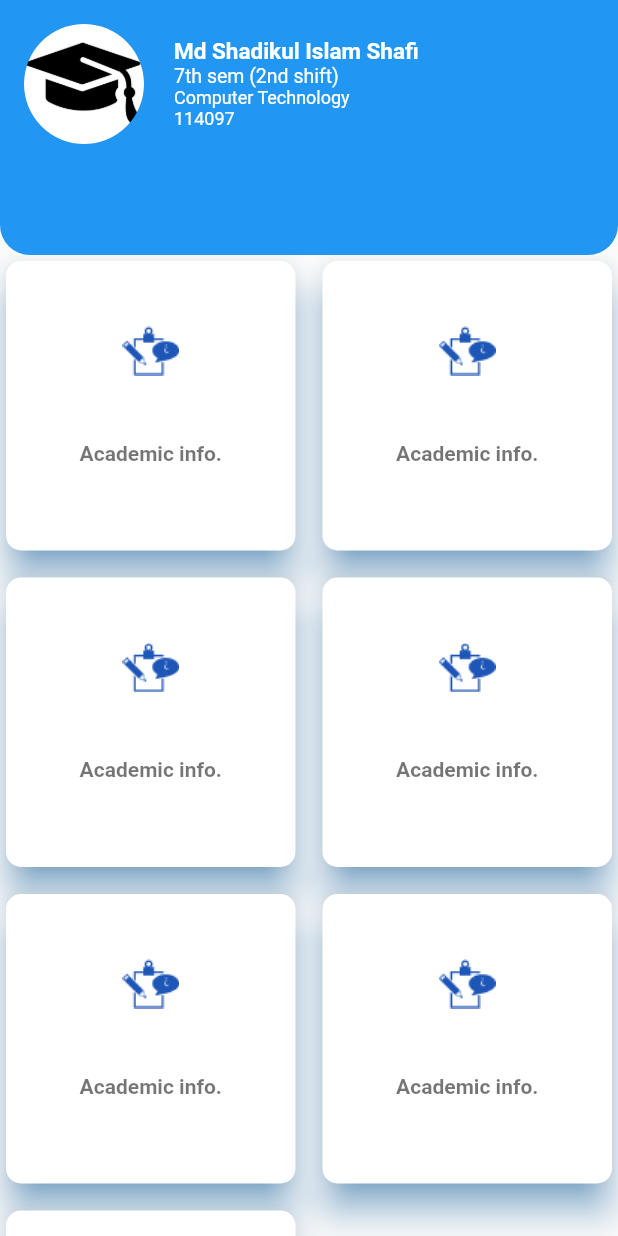
After one commit to shafi21064/Amar_Institute, a Flutter app: the HomeTestPage screen opened directly, on a phone screen of 412 x 824 dp. The commit adds this screen. Run offline on Flutter 3.47's test engine with Material 2 defaults, Android fonts, the phone set to English and light mode, and no system bars.

Commit message:
icon added

```diff
--- a/lib/main.dart
+++ b/lib/main.dart
@@ -1,7 +1,9 @@
 import 'package:amar_institute/pages/home.dart';
+import 'package:amar_institute/pages/home_test.dart';
 import 'package:amar_institute/pages/log_in.dart';
 import 'package:amar_institute/pages/sign_up.dart';
 import 'package:amar_institute/pages/welcome.dart';
+import 'package:amar_institute/pages/your_result.dart';
 import 'package:amar_institute/widgets/input_field.dart';
 import 'package:flutter/material.dart';
 
@@ -23,7 +25,6 @@ class _MyAppState extends State<MyApp> {
       debugShowCheckedModeBanner: false,
       title:"Amar Institute",
       home: HomePage(),
-
       // routes:  {
       //   '/' : (context) => LogInPage(),
       //   '/home': (context) => HomePage()
--- a/lib/pages/home.dart
+++ b/lib/pages/home.dart
@@ -11,7 +11,7 @@ class HomePage extends StatefulWidget {
 
 class _HomePageState extends State<HomePage> {
 
-  var textStyle = TextStyle(
+  var textStyle = const TextStyle(
     color: Colors.white,
     fontSize: 13,
   );
@@ -26,7 +26,7 @@ class _HomePageState extends State<HomePage> {
         //clipBehavior: Clip.none,
         children: [
           Container(
-            height: size.height * .4,
+            height: size.height * .3,
             decoration: const BoxDecoration(
                 image: DecorationImage(
                   alignment: Alignment.topCenter,
@@ -46,7 +46,7 @@ class _HomePageState extends State<HomePage> {
                       children:[
                         const CircleAvatar(
                           radius: 40,
-                          backgroundImage: NetworkImage('https://scontent.fdac22-1.fna.fbcdn.net/v/t39.30808-6/299185607_1263681801107711_1247330624191138517_n.jpg?_nc_cat=102&ccb=1-7&_nc_sid=09cbfe&_nc_eui2=AeFpMJZO8PYYdC6ibj3LdpsJAZGpCVD5bEsBkakJUPlsS2uZXQowO8IabHLlOPA1s7XStOFNecnAOd-nnozq0KUa&_nc_ohc=PHMjllZlwEYAX_Fpmrq&_nc_ht=scontent.fdac22-1.fna&oh=00_AfAy56KvPh-EHAx0ZhnIIpNpteFZnQbv8ckdHSnf-2WUMQ&oe=642E04BF'),
+                          backgroundImage:AssetImage('assets/images/download.png'),
                         ),
                         const SizedBox (width: 10,),
                         Column(
@@ -95,13 +95,14 @@ class _HomePageState extends State<HomePage> {
                         crossAxisCount: 2,
                         mainAxisSpacing: 10,
                         crossAxisSpacing:10,
+                        scrollDirection: Axis.vertical,
                         //primary: false,
                         children: [
                           CardButton(imageIcon: 'assets/images/icon_a.png', textInfo: 'Academic info.',),
+                          CardButton(imageIcon: 'assets/images/icon_routine.png', textInfo: 'Routine'),
+                          CardButton(imageIcon: 'assets/images/icon_book.png', textInfo: 'Book list.',),
                           CardButton(imageIcon: 'assets/images/icon_course.png', textInfo: 'Course structure'),
-                          CardButton(imageIcon: 'assets/images/icon_a.png', textInfo: 'Academic info.',),
-                          CardButton(imageIcon: 'assets/images/icon_course.png', textInfo: 'Course structure'),
-
+                          CardButton(imageIcon: 'assets/images/icon_result.png', textInfo: 'Your result',),
                         ],
                       ),
                     ),
--- /dev/null
+++ b/lib/pages/home_test.dart
@@ -0,0 +1,128 @@
+import 'package:flutter/material.dart';
+
+import '../widgets/card_button.dart';
+
+class HomeTestPage extends StatefulWidget {
+  const HomeTestPage({Key? key}) : super(key: key);
+
+  @override
+  State<HomeTestPage> createState() => _HomeTestPageState();
+}
+
+class _HomeTestPageState extends State<HomeTestPage> {
+  @override
+  Widget build(BuildContext context) {
+    var size = MediaQuery.of(context).size;
+
+    return Scaffold(
+      // appBar: AppBar(
+      //   backgroundColor: Colors.transparent,
+      // ),
+      body: Container(
+        child: Column(
+          children: [
+            Stack(
+              children: [
+                Container(
+                  height: 170,
+                  width: size.width,
+                  decoration: const BoxDecoration(
+                      color: Colors.blue,
+                      borderRadius: BorderRadius.only(
+                          bottomLeft: Radius.circular(20),
+                          bottomRight: Radius.circular(20))),
+                ),
+                SafeArea(
+                  child: Padding(
+                    padding: const EdgeInsets.all(16),
+                    child: Row(
+                      children: [
+                        const CircleAvatar(
+                          backgroundImage:
+                              AssetImage('assets/images/download.png'),
+                          maxRadius: 40,
+                        ),
+                        const SizedBox(
+                          width: 20,
+                        ),
+                        Column(
+                          mainAxisAlignment: MainAxisAlignment.start,
+                          crossAxisAlignment: CrossAxisAlignment.start,
+                          children: const [
+                            Text(
+                              'Md Shadikul Islam Shafi',
+                              style: TextStyle(
+                                  color: Colors.white,
+                                  fontSize: 15,
+                                  fontWeight: FontWeight.bold),
+                            ),
+                            Text(
+                              '7th sem (2nd shift)',
+                              style: TextStyle(
+                                color: Colors.white,
+                                fontSize: 13,
+                                //fontWeight: FontWeight.bold
+                              ),
+                            ),
+                            Text(
+                              'Computer Technology',
+                              style: TextStyle(
+                                color: Colors.white,
+                                fontSize: 12,
+                                //fontWeight: FontWeight.bold
+                              ),
+                            ),
+                            Text(
+                              '114097',
+                              style: TextStyle(
+                                color: Colors.white,
+                                fontSize: 12,
+                                //fontWeight: FontWeight.bold
+                              ),
+                            ),
+                          ],
+                        )
+                      ],
+                    ),
+                  ),
+                )
+              ],
+            ),
+            Expanded(
+              child: GridView.count(
+                crossAxisCount: 2,
+                mainAxisSpacing: 10,
+                crossAxisSpacing:10,
+                primary: false,
+                scrollDirection: Axis.vertical,
+                children: [
+                  CardButton(
+                      imageIcon: ('assets/images/academic_info.png'),
+                      textInfo: 'Academic info.'),
+                  CardButton(
+                      imageIcon: ('assets/images/academic_info.png'),
+                      textInfo: 'Academic info.'),
+                  CardButton(
+                      imageIcon: ('assets/images/academic_info.png'),
+                      textInfo: 'Academic info.'),
+                  CardButton(
+                      imageIcon: ('assets/images/academic_info.png'),
+                      textInfo: 'Academic info.'),
+                  CardButton(
+                      imageIcon: ('assets/images/academic_info.png'),
+                      textInfo: 'Academic info.'),
+                  CardButton(
+                      imageIcon: ('assets/images/academic_info.png'),
+                      textInfo: 'Academic info.'),
+                  CardButton(
+                      imageIcon: ('assets/images/academic_info.png'),
+                      textInfo: 'Academic info.'),
+                ],
+              ),
+            ),
+          ],
+        ),
+      ),
+    );
+  }
+}
--- a/lib/pages/log_in.dart
+++ b/lib/pages/log_in.dart
@@ -1,4 +1,4 @@
-import 'package:amar_institute/widgets/button_.dart';
+import 'package:amar_institute/widgets/ele_button.dart';
 import 'package:amar_institute/widgets/input_field.dart';
 import 'package:flutter/material.dart';
 
--- a/lib/pages/sign_up.dart
+++ b/lib/pages/sign_up.dart
@@ -1,4 +1,4 @@
-import 'package:amar_institute/widgets/button_.dart';
+import 'package:amar_institute/widgets/ele_button.dart';
 import 'package:amar_institute/widgets/input_field.dart';
 import 'package:flutter/material.dart';
 
--- a/lib/pages/welcome.dart
+++ b/lib/pages/welcome.dart
@@ -1,4 +1,4 @@
-import 'package:amar_institute/widgets/button_.dart';
+import 'package:amar_institute/widgets/ele_button.dart';
 import 'package:flutter/material.dart';
 
 class WelcomePage extends StatelessWidget {
--- /dev/null
+++ b/lib/pages/your_result.dart
@@ -0,0 +1 @@
+import 'package:flutter/material.dart';
--- a/lib/widgets/card_button.dart
+++ b/lib/widgets/card_button.dart
@@ -27,7 +27,7 @@ CardButton({Key? key,
             Image.asset(imageIcon, height: 120,),
             Text(
               textInfo,
-              style: TextStyle(
+              style: const TextStyle(
                 color: Colors.black54,
                 fontWeight: FontWeight.bold,
               ),
--- a/lib/widgets/button_.dart
+++ b/lib/widgets/ele_button.dart
@@ -5,7 +5,7 @@ class EleButton extends StatelessWidget {
   String buttonName;
   final buttonWork;
 
-   EleButton({Key? key, required this.buttonName, required this.buttonWork}) : super(key: key);
+  EleButton({Key? key, required this.buttonName, required this.buttonWork}) : super(key: key);
 
   @override
   Widget build(BuildContext context) {
@@ -27,9 +27,16 @@ class EleButton extends StatelessWidget {
         decoration: BoxDecoration(
           shape: BoxShape.rectangle,
           borderRadius: BorderRadius.circular(10),
-          color: Colors.lightBlue,
+          // color: Colors.lightBlue,
           border:  Border.all(color: Colors.black26, ),
-          //boxShadow:
+          gradient: const LinearGradient(
+              colors: [
+                Colors.blue,
+                Colors.lightBlueAccent,
+              ],
+              begin: Alignment.topLeft,
+              end: Alignment.bottomRight,
+          ),
         ),
 
         child: Text(
--- a/pubspec.yaml
+++ b/pubspec.yaml
@@ -35,6 +35,7 @@ dependencies:
   # The following adds the Cupertino Icons font to your application.
   # Use with the CupertinoIcons class for iOS style icons.
   cupertino_icons: ^1.0.2
+  webview_flutter: ^4.0.7
 
 dev_dependencies:
   flutter_test:
```
Also changed, not shown: assets/images/icon_book.png (added), assets/images/icon_result.png (added), assets/images/icon_routine.png (added), pubspec.lock, 1 other file.
